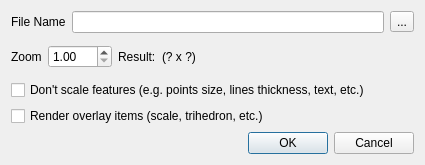
CloudCompare/CloudCompare, file libs/CCPluginAPI/ui/renderToFileDialog.ui: the form before one commit.
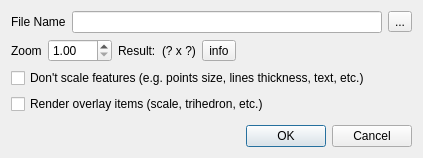
The form after the commit.

Commit message: New tool: 'Display > Current 3D view Information'

What changed in the file:
```diff
--- a/libs/CCPluginAPI/ui/renderToFileDialog.ui
+++ b/libs/CCPluginAPI/ui/renderToFileDialog.ui
@@ -6,14 +6,14 @@
    <rect>
     <x>0</x>
     <y>0</y>
-    <width>425</width>
-    <height>165</height>
+    <width>423</width>
+    <height>158</height>
    </rect>
   </property>
   <property name="windowTitle">
    <string>Render to file</string>
   </property>
-  <layout class="QVBoxLayout">
+  <layout class="QVBoxLayout" name="verticalLayout">
    <item>
     <layout class="QHBoxLayout">
      <item>
@@ -68,6 +68,13 @@
        </property>
       </widget>
      </item>
+     <item>
+      <widget class="QToolButton" name="infoToolButton">
+       <property name="text">
+        <string>info</string>
+       </property>
+      </widget>
+     </item>
      <item>
       <spacer>
        <property name="orientation">
@@ -97,6 +104,19 @@
      </property>
     </widget>
    </item>
+   <item>
+    <spacer name="verticalSpacer">
+     <property name="orientation">
+      <enum>Qt::Vertical</enum>
+     </property>
+     <property name="sizeHint" stdset="0">
+      <size>
+       <width>20</width>
+       <height>40</height>
+      </size>
+     </property>
+    </spacer>
+   </item>
    <item>
     <widget class="QDialogButtonBox" name="buttonBox">
      <property name="orientation">
```
The commit also changes 15 other files.
